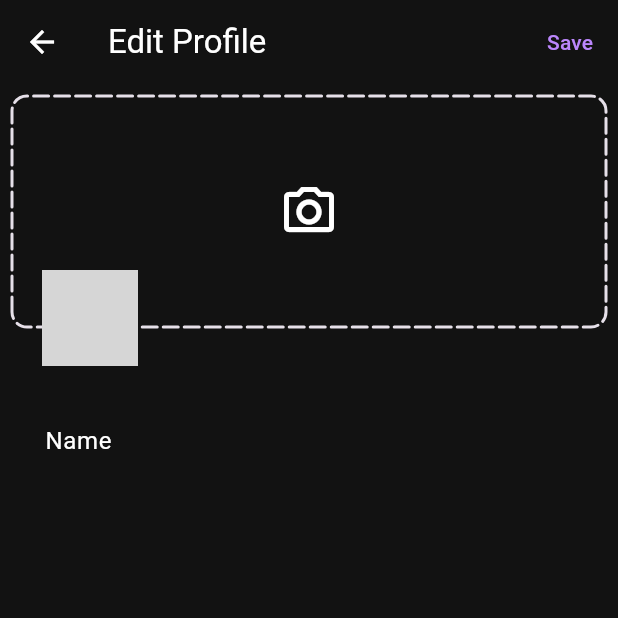
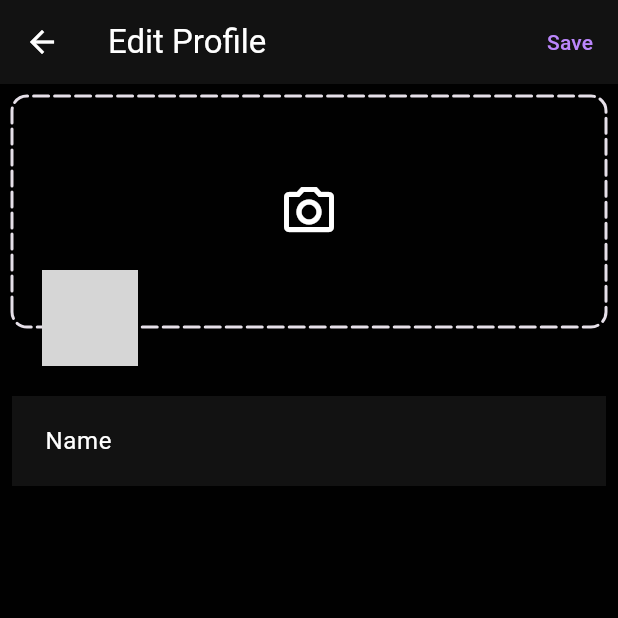
Before and after one commit to eduardolluis/flutter_reddit_mobile_clone, a Flutter app: the EditProfileScreen screen opened directly with empty values, on a phone screen of 412 x 824 dp, the top half of it. Run offline on Flutter 3.47's test engine with Material 3 defaults, Android fonts, the phone set to English and light mode, and no system bars; drawn by our look-alikes of dotted_border; our stand-ins replace cloud_firestore, file_picker, firebase_auth, firebase_core, firebase_storage, flutter_riverpod and 4 more; accounts and stored records are empty; network calls fail; grey boxes are pictures that could not be loaded.

Commit message:
toggling theme

```diff
--- /dev/null
+++ b/lib/core/enums/enums.dart
@@ -0,0 +1 @@
+enum ThemeMode { light, dark, system }
--- a/lib/features/user_profile/screens/edit_profile_screen.dart
+++ b/lib/features/user_profile/screens/edit_profile_screen.dart
@@ -68,12 +68,12 @@ class _EditProfileScreenState extends ConsumerState<EditProfileScreen> {
   @override
   Widget build(BuildContext context) {
     final isLoading = ref.watch(userProfileControllerProvider);
+    final currentTheme = ref.watch(themeNotifierProvider);
     return ref
         .watch(getUserDataProvider(widget.uid))
         .when(
           data: (user) => Scaffold(
-            backgroundColor:
-                Pallete.darkModeAppTheme.appBarTheme.backgroundColor,
+            backgroundColor: currentTheme.scaffoldBackgroundColor,
             appBar: AppBar(
               title: const Text("Edit Profile"),
               centerTitle: false,
@@ -97,8 +97,7 @@ class _EditProfileScreenState extends ConsumerState<EditProfileScreen> {
                                     dashPattern: const [10, 4],
                                     strokeWidth: 2,
                                     strokeCap: StrokeCap.round,
-                                    color: Pallete
-                                        .darkModeAppTheme
+                                    color: currentTheme
                                         .textTheme
                                         .bodyMedium!
                                         .color!,
--- a/lib/main.dart
+++ b/lib/main.dart
@@ -37,7 +37,7 @@ class MyApp extends ConsumerWidget {
                   return MaterialApp.router(
                     debugShowCheckedModeBanner: false,
                     title: 'Reddit',
-                    theme: Pallete.darkModeAppTheme,
+                    theme: ref.watch(themeNotifierProvider),
                     routerDelegate: RoutemasterDelegate(
                       routesBuilder: (context) => loggedInRoute,
                     ),
--- a/pubspec.yaml
+++ b/pubspec.yaml
@@ -44,6 +44,7 @@ dependencies:
   routemaster: ^1.0.1
   dotted_border: ^3.1.0
   file_picker: ^10.3.8
+  shared_preferences: ^2.5.4
 
 dev_dependencies:
   flutter_test:
```
Also changed, not shown: lib/features/community/screens/edit_community_screen.dart (+3 -4 lines), lib/features/home/drawers/profile_drawer.dart (+14 -2 lines), lib/theme/pallete.dart (+44 -0 lines), pubspec.lock.
